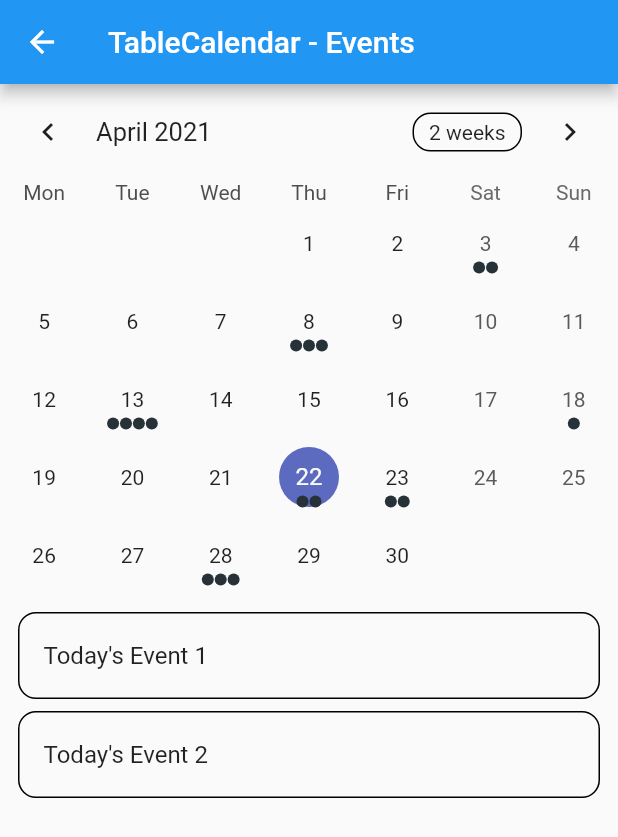
After one commit to squach28/MotivateMe_Mobile_Application, a Flutter app: the TableEventsExample screen opened directly, on a phone screen of 412 x 824 dp. The commit adds this screen. Shown: the top 837 px of the screen. Run offline on Flutter 3.47's test engine with Material 2 defaults, Android fonts, the phone set to English and light mode, and no system bars; drawn by our look-alikes of table_calendar; our stand-ins replace camera, datetime_picker_formfield, sqflite; missing offline and left inert: amplify_auth_cognito, amplify_flutter, amplify_storage_s3, dart:ffi, day_picker; accounts and stored records are empty.

Commit message:
camera and calendar functions

```diff
--- a/lib/add_goals_page.dart
+++ b/lib/add_goals_page.dart
@@ -276,9 +276,9 @@ class _AddGoalsPageState extends State<AddGoalsPage> {
         if (entry.value == true) {
           _addGoal();
           goalManager.sampleQuery();
-          Navigator.pop(
-            context,
-          );
+          Navigator.pop(context, () {
+            setState(() {});
+          });
           return;
         }
       }
--- /dev/null
+++ b/lib/calendar.dart
@@ -0,0 +1,151 @@
+import 'package:flutter/material.dart';
+import 'package:table_calendar/table_calendar.dart';
+
+import '../utils.dart';
+
+class TableEventsExample extends StatefulWidget {
+  @override
+  _TableEventsExampleState createState() => _TableEventsExampleState();
+}
+
+class _TableEventsExampleState extends State<TableEventsExample> {
+  ValueNotifier<List<Event>> _selectedEvents;
+  CalendarFormat _calendarFormat = CalendarFormat.month;
+  RangeSelectionMode _rangeSelectionMode = RangeSelectionMode
+      .toggledOff; // Can be toggled on/off by longpressing a date
+  DateTime _focusedDay = DateTime.now();
+  DateTime _selectedDay;
+  DateTime _rangeStart;
+  DateTime _rangeEnd;
+
+  _TableEventsExampleState();
+
+  @override
+  void initState() {
+    super.initState();
+
+    _selectedDay = _focusedDay;
+    _selectedEvents = ValueNotifier(_getEventsForDay(_selectedDay));
+  }
+
+  @override
+  void dispose() {
+    _selectedEvents.dispose();
+    super.dispose();
+  }
+
+  List<Event> _getEventsForDay(DateTime day) {
+    // Implementation example
+    return kEvents[day] ?? [];
+  }
+
+  List<Event> _getEventsForRange(DateTime start, DateTime end) {
+    // Implementation example
+    final days = daysInRange(start, end);
+
+    return [
+      for (final d in days) ..._getEventsForDay(d),
+    ];
+  }
+
+  void _onDaySelected(DateTime selectedDay, DateTime focusedDay) {
+    if (!isSameDay(_selectedDay, selectedDay)) {
+      setState(() {
+        _selectedDay = selectedDay;
+        _focusedDay = focusedDay;
+        _rangeStart = null; // Important to clean those
+        _rangeEnd = null;
+        _rangeSelectionMode = RangeSelectionMode.toggledOff;
+      });
+
+      _selectedEvents.value = _getEventsForDay(selectedDay);
+    }
+  }
+
+  void _onRangeSelected(DateTime start, DateTime end, DateTime focusedDay) {
+    setState(() {
+      _selectedDay = null;
+      _focusedDay = focusedDay;
+      _rangeStart = start;
+      _rangeEnd = end;
+      _rangeSelectionMode = RangeSelectionMode.toggledOn;
+    });
+
+    // `start` or `end` could be null
+    if (start != null && end != null) {
+      _selectedEvents.value = _getEventsForRange(start, end);
+    } else if (start != null) {
+      _selectedEvents.value = _getEventsForDay(start);
+    } else if (end != null) {
+      _selectedEvents.value = _getEventsForDay(end);
+    }
+  }
+
+  @override
+  Widget build(BuildContext context) {
+    return Scaffold(
+      appBar: AppBar(
+        title: Text('TableCalendar - Events'),
+      ),
+      body: Column(
+        children: [
+          TableCalendar<Event>(
+            firstDay: kFirstDay,
+            lastDay: kLastDay,
+            focusedDay: _focusedDay,
+            selectedDayPredicate: (day) => isSameDay(_selectedDay, day),
+            rangeStartDay: _rangeStart,
+            rangeEndDay: _rangeEnd,
+            calendarFormat: _calendarFormat,
+            rangeSelectionMode: _rangeSelectionMode,
+            eventLoader: _getEventsForDay,
+            startingDayOfWeek: StartingDayOfWeek.monday,
+            calendarStyle: CalendarStyle(
+              // Use `CalendarStyle` to customize the UI
+              outsideDaysVisible: false,
+            ),
+            onDaySelected: _onDaySelected,
+            onRangeSelected: _onRangeSelected,
+            onFormatChanged: (format) {
+              if (_calendarFormat != format) {
+                setState(() {
+                  _calendarFormat = format;
+                });
+              }
+            },
+            onPageChanged: (focusedDay) {
+              _focusedDay = focusedDay;
+            },
+          ),
+          const SizedBox(height: 8.0),
+          Expanded(
+            child: ValueListenableBuilder<List<Event>>(
+              valueListenable: _selectedEvents,
+              builder: (context, value, _) {
+                return ListView.builder(
+                  itemCount: value.length,
+                  itemBuilder: (context, index) {
+                    return Container(
+                      margin: const EdgeInsets.symmetric(
+                        horizontal: 12.0,
+                        vertical: 4.0,
+                      ),
+                      decoration: BoxDecoration(
+                        border: Border.all(),
+                        borderRadius: BorderRadius.circular(12.0),
+                      ),
+                      child: ListTile(
+                        onTap: () => print('${value[index]}'),
+                        title: Text('${value[index]}'),
+                      ),
+                    );
+                  },
+                );
+              },
+            ),
+          ),
+        ],
+      ),
+    );
+  }
+}
--- a/lib/main.dart
+++ b/lib/main.dart
@@ -1,4 +1,5 @@
 import 'package:amplify_storage_s3/amplify_storage_s3.dart';
+import 'package:camera/camera.dart';
 import 'package:flutter/material.dart';
 import 'package:path/path.dart';
 import 'package:sqflite/sqflite.dart';
@@ -11,6 +12,11 @@ import 'package:motivateme_mobile_app/amplifyconfiguration.dart';
 
 void main() async {
   WidgetsFlutterBinding.ensureInitialized();
+  // Obtain a list of the available cameras on the device.
+  final cameras = await availableCameras();
+
+  // Get a specific camera from the list of available cameras.
+  final firstCamera = cameras.first;
   final Future<Database> database =
       openDatabase(join(await getDatabasesPath(), 'motivate_me.db'),
           onCreate: (db, version) {
@@ -19,11 +25,19 @@ void main() async {
     return db.execute(
         "CREATE TABLE Goals(id INTEGER, title TEXT, description TEXT, monday INTEGER, tuesday INTEGER, wednesday INTEGER, thursday INTEGER, friday INTEGER, saturday INTEGER, sunday INTEGER, start_time DATETIME, end_time DATETIME, is_complete INTEGER)");
   }, version: 1);
-  runApp(MyApp());
+  runApp(MyApp(
+    camera: firstCamera,
+  ));
 }
 
 // 1
 class MyApp extends StatefulWidget {
+  final CameraDescription camera;
+
+  MyApp({
+    Key key,
+    @required this.camera,
+  }) : super(key: key);
   @override
   State<StatefulWidget> createState() => _MyAppState();
 }
@@ -48,7 +62,9 @@ class _MyAppState extends State<MyApp> {
           builder: (BuildContext context, AsyncSnapshot<bool> snapshot) {
             if (snapshot.hasData) {
               if (snapshot.data == true) {
-                return HomePage();
+                return HomePage(
+                  camera: widget.camera,
+                );
               } else {
                 return LoginPage();
               }
--- /dev/null
+++ b/lib/utils.dart
@@ -0,0 +1,49 @@
+import 'dart:collection';
+
+import 'package:table_calendar/table_calendar.dart';
+
+/// Example event class.
+class Event {
+  final String title;
+
+  const Event(this.title);
+
+  @override
+  String toString() => title;
+}
+
+/// Example events.
+///
+/// Using a [LinkedHashMap] is highly recommended if you decide to use a map.
+final kEvents = LinkedHashMap<DateTime, List<Event>>(
+  equals: isSameDay,
+  hashCode: getHashCode,
+)..addAll(_kEventSource);
+
+final _kEventSource = Map.fromIterable(List.generate(50, (index) => index),
+    key: (item) => DateTime.utc(2020, 10, item * 5),
+    value: (item) => List.generate(
+        item % 4 + 1, (index) => Event('Event $item | ${index + 1}')))
+  ..addAll({
+    DateTime.now(): [
+      Event('Today\'s Event 1'),
+      Event('Today\'s Event 2'),
+    ],
+  });
+
+int getHashCode(DateTime key) {
+  return key.day * 1000000 + key.month * 10000 + key.year;
+}
+
+/// Returns a list of [DateTime] objects from [first] to [last], inclusive.
+List<DateTime> daysInRange(DateTime first, DateTime last) {
+  final dayCount = last.difference(first).inDays + 1;
+  return List.generate(
+    dayCount,
+    (index) => DateTime.utc(first.year, first.month, first.day + index),
+  );
+}
+
+final kNow = DateTime.now();
+final kFirstDay = DateTime(kNow.year, kNow.month - 3, kNow.day);
+final kLastDay = DateTime(kNow.year, kNow.month + 3, kNow.day);
--- a/pubspec.yaml
+++ b/pubspec.yaml
@@ -21,14 +21,16 @@ environment:
   sdk: ">=2.7.0 <3.0.0"
 
 dependencies:
-  validators: ^2.0.0
   flutter:
     sdk: flutter
+  camera:
+  path_provider:
   day_picker: 1.0.1
   datetime_picker_formfield: ^2.0.0
   amplify_flutter: '<1.0.0'
   amplify_auth_cognito: '<1.0.0'
   amplify_storage_s3: '<1.0.0'
+  table_calendar: ^3.0.0
   sqflite:
   path:
   intl: '^0.17.0'
```
Also changed, not shown: lib/camera.dart (added, +116 -0 lines), lib/home_page.dart (+102 -3 lines), lib/model/goal.dart (+25 -4 lines), pubspec.lock.
